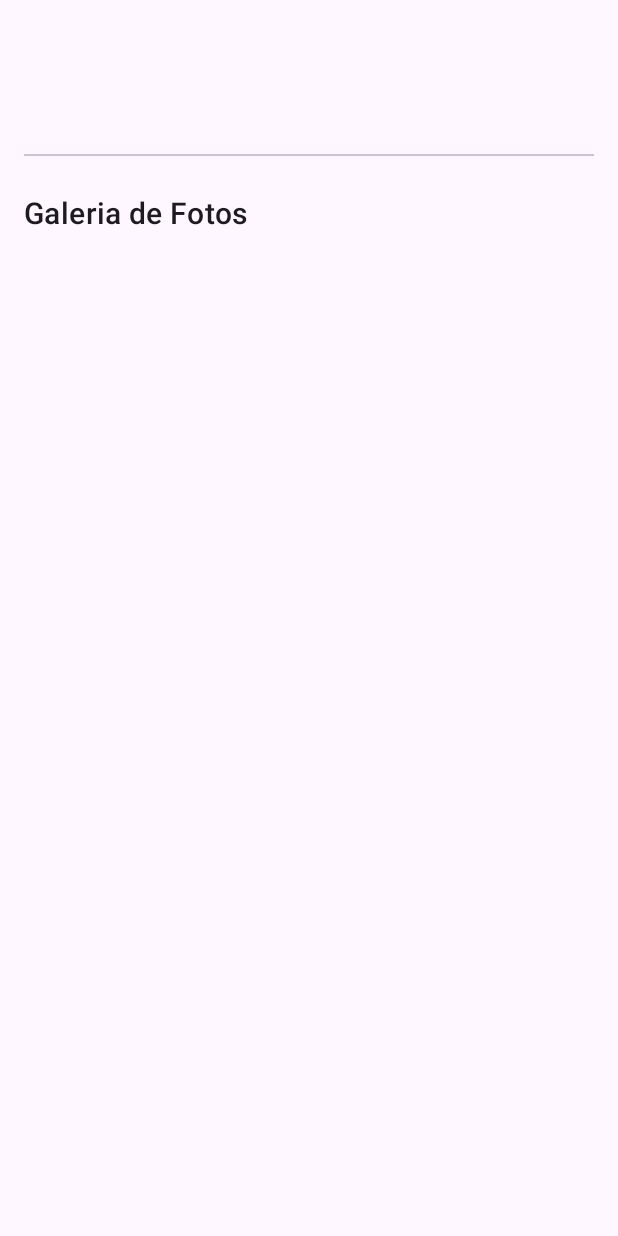
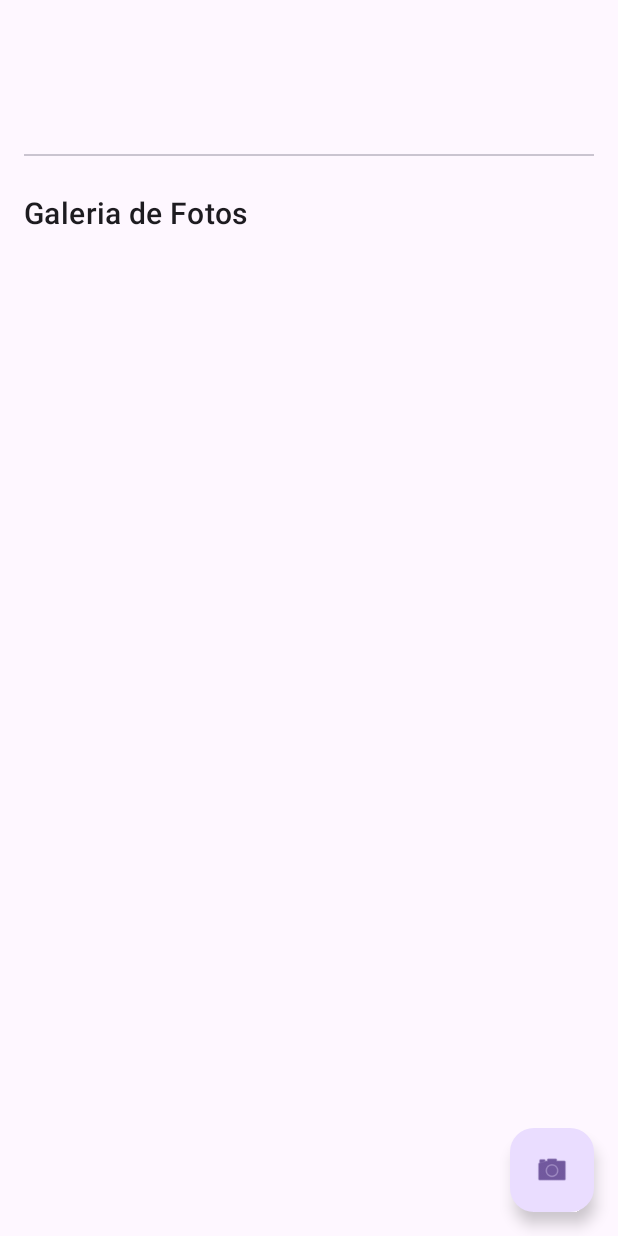
Before and after one commit to guilhermema9/pdmII-Atividade-17.06.2025-GeoLocalizacao, an Android app: the DetalhesLocalActivity screen opened directly, with no data from a screen before it, on a phone screen of 412 x 824 dp. Run offline under Robolectric (Android 15) with nearby library versions, the phone set to English and light mode, and no system bars; 1 statement that could not run was skipped.

```diff
--- a/app/src/main/java/com/example/atividade_17062025_geolocalizacao/view/DetalhesLocalActivity.java
+++ b/app/src/main/java/com/example/atividade_17062025_geolocalizacao/view/DetalhesLocalActivity.java
@@ -9,6 +9,7 @@ import androidx.appcompat.app.AppCompatActivity;
 import androidx.core.graphics.Insets;
 import androidx.core.view.ViewCompat;
 import androidx.core.view.WindowInsetsCompat;
+import androidx.fragment.app.FragmentTransaction;
 import androidx.lifecycle.ViewModelProvider;
 import androidx.recyclerview.widget.LinearLayoutManager;
 import androidx.recyclerview.widget.RecyclerView;
@@ -18,6 +19,7 @@ import com.example.atividade_17062025_geolocalizacao.adapter.FotoAdapter;
 import com.example.atividade_17062025_geolocalizacao.model.Local;
 import com.example.atividade_17062025_geolocalizacao.repository.LocalRepository;
 import com.example.atividade_17062025_geolocalizacao.viewmodel.DetalhesLocalViewModel;
+import com.google.android.material.floatingactionbutton.FloatingActionButton;
 
 public class DetalhesLocalActivity extends AppCompatActivity {
 
@@ -25,6 +27,8 @@ public class DetalhesLocalActivity extends AppCompatActivity {
     private TextView textDescricaoLocal;
     private RecyclerView recyclerFotos;
     private DetalhesLocalViewModel detalhesLocalViewModel;
+    private FloatingActionButton fabAdicionarFoto;
+    private Local localAtual;
 
     @Override
     protected void onCreate(Bundle savedInstanceState) {
@@ -42,13 +46,11 @@ public class DetalhesLocalActivity extends AppCompatActivity {
         textNomeLocal = findViewById(R.id.textNomeLocal);
         textDescricaoLocal = findViewById(R.id.textDescricaoLocal);
         recyclerFotos = findViewById(R.id.recyclerFotos);
-
-        double lat = getIntent().getDoubleExtra("local_lat", 0);
-        double lon = getIntent().getDoubleExtra("local_lon", 0);
-        detalhesLocalViewModel.carregarLocal(lat, lon);
+        fabAdicionarFoto = findViewById(R.id.fabAdicionarFoto);
 
         detalhesLocalViewModel.getLocal().observe(this, local -> {
             if (local != null) {
+                this.localAtual = local;
                 textNomeLocal.setText(local.getNome());
                 textDescricaoLocal.setText(local.getDescricao());
 
@@ -60,5 +62,35 @@ public class DetalhesLocalActivity extends AppCompatActivity {
                 finish();
             }
         });
+
+        fabAdicionarFoto.setOnClickListener(v -> {
+            if (localAtual != null) {
+                abrirCamera();
+            } else {
+                Toast.makeText(this, "Aguarde o local ser carregado.", Toast.LENGTH_SHORT).show();
+            }
+        });
+    }
+
+    private void abrirCamera() {
+        Bundle bundle = new Bundle();
+        bundle.putDouble("lat", localAtual.getLatitude());
+        bundle.putDouble("lng", localAtual.getLongitude());
+
+        FragmentTransaction transaction = getSupportFragmentManager().beginTransaction();
+        CameraFragment fragment = new CameraFragment();
+        fragment.setArguments(bundle);
+
+        transaction.add(android.R.id.content, fragment);
+        transaction.addToBackStack(null);
+        transaction.commit();
+    }
+
+    @Override
+    protected void onResume() {
+        super.onResume();
+        double lat = getIntent().getDoubleExtra("local_lat", 0);
+        double lon = getIntent().getDoubleExtra("local_lon", 0);
+        detalhesLocalViewModel.carregarLocal(lat, lon);
     }
 }
--- a/app/src/main/res/layout/activity_detalhes_local.xml
+++ b/app/src/main/res/layout/activity_detalhes_local.xml
@@ -60,4 +60,13 @@
         </LinearLayout>
     </androidx.core.widget.NestedScrollView>
 
+    <com.google.android.material.floatingactionbutton.FloatingActionButton
+        android:id="@+id/fabAdicionarFoto"
+        android:layout_width="wrap_content"
+        android:layout_height="wrap_content"
+        android:layout_gravity="bottom|end"
+        android:layout_margin="16dp"
+        android:contentDescription="Adicionar nova foto"
+        app:srcCompat="@android:drawable/ic_menu_camera" />
+
 </androidx.coordinatorlayout.widget.CoordinatorLayout>
```
